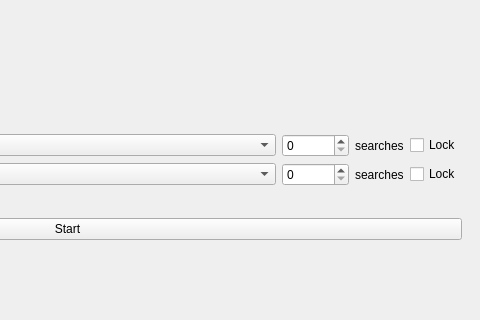
First picture: the form in zero_play/main_window.ui, repository donkirkby/zero-play, before the edit; both pictures show x 431 to 911 and y 125 to 445 of the 911 by 607 pixel window.
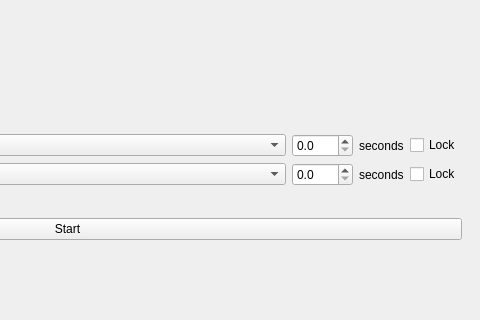
Second picture: the form after the edit. The open tabs and pages were chosen to show the change.

Commit message: Switch mcts search to limit by time instead of iterations, for #128.

```diff
--- a/zero_play/main_window.ui
+++ b/zero_play/main_window.ui
@@ -100,7 +100,7 @@
              </sizepolicy>
             </property>
             <property name="text">
-             <string>searches</string>
+             <string>seconds</string>
             </property>
            </widget>
           </item>
@@ -144,7 +144,7 @@
           <item row="2" column="3">
            <widget class="QLabel" name="searches_label2">
             <property name="text">
-             <string>searches</string>
+             <string>seconds</string>
             </property>
            </widget>
           </item>
@@ -161,19 +161,6 @@
             </property>
            </widget>
           </item>
-          <item row="1" column="2">
-           <widget class="QSpinBox" name="searches1">
-            <property name="sizePolicy">
-             <sizepolicy hsizetype="Minimum" vsizetype="Fixed">
-              <horstretch>0</horstretch>
-              <verstretch>0</verstretch>
-             </sizepolicy>
-            </property>
-            <property name="maximum">
-             <number>1000000</number>
-            </property>
-           </widget>
-          </item>
           <item row="2" column="0">
            <widget class="QLabel" name="player_label2">
             <property name="text">
@@ -188,19 +175,6 @@
             </property>
            </widget>
           </item>
-          <item row="2" column="2">
-           <widget class="QSpinBox" name="searches2">
-            <property name="sizePolicy">
-             <sizepolicy hsizetype="Minimum" vsizetype="Fixed">
-              <horstretch>0</horstretch>
-              <verstretch>0</verstretch>
-             </sizepolicy>
-            </property>
-            <property name="maximum">
-             <number>1000000</number>
-            </property>
-           </widget>
-          </item>
           <item row="4" column="1" colspan="4">
            <widget class="QPushButton" name="start">
             <property name="text">
@@ -208,6 +182,32 @@
             </property>
            </widget>
           </item>
+          <item row="1" column="2">
+           <widget class="QDoubleSpinBox" name="search_seconds1">
+            <property name="sizePolicy">
+             <sizepolicy hsizetype="Minimum" vsizetype="Fixed">
+              <horstretch>0</horstretch>
+              <verstretch>0</verstretch>
+             </sizepolicy>
+            </property>
+            <property name="decimals">
+             <number>1</number>
+            </property>
+           </widget>
+          </item>
+          <item row="2" column="2">
+           <widget class="QDoubleSpinBox" name="search_seconds2">
+            <property name="sizePolicy">
+             <sizepolicy hsizetype="Minimum" vsizetype="Fixed">
+              <horstretch>0</horstretch>
+              <verstretch>0</verstretch>
+             </sizepolicy>
+            </property>
+            <property name="decimals">
+             <number>1</number>
+            </property>
+           </widget>
+          </item>
          </layout>
         </item>
        </layout>
```
Left out of the diff: 36 changed lines with no effect on the pictures. The commit also changes 11 other files.
